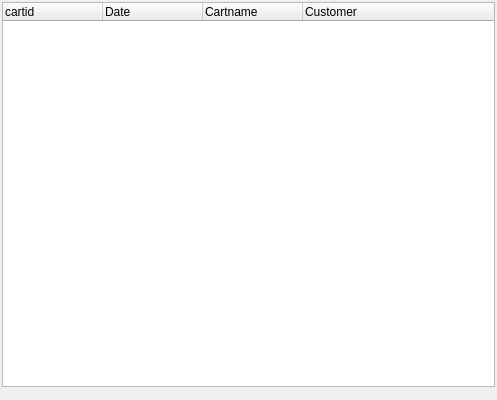
This is dialogshowcarts.ui in scuq/offlineshop as Qt 5 draws it before an edit. The edited form follows.
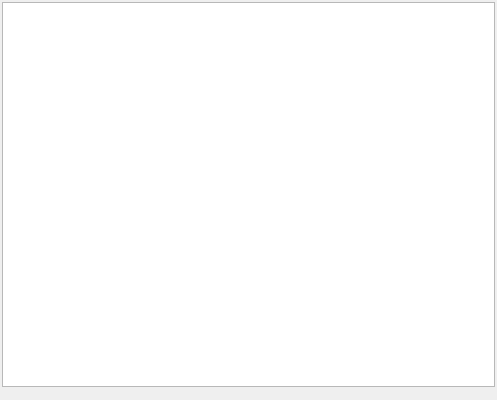
This is the edited form.

The edit to the form file:
```diff
--- a/dialogshowcarts.ui
+++ b/dialogshowcarts.ui
@@ -38,7 +38,7 @@
       <number>4</number>
      </property>
      <attribute name="headerVisible">
-      <bool>true</bool>
+      <bool>false</bool>
      </attribute>
      <attribute name="headerStretchLastSection">
       <bool>true</bool>
```
Left out of the diff: 3 changed lines with no effect on the pictures.
